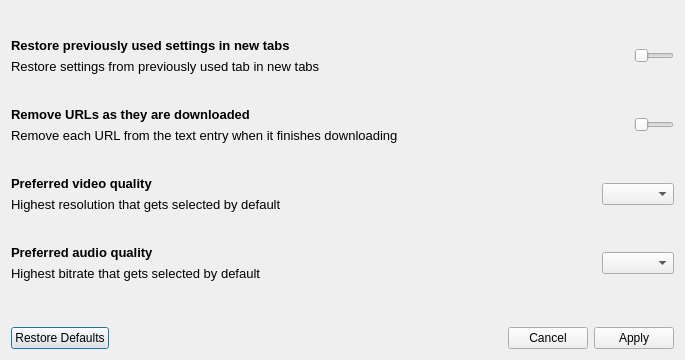
This is src/designer/preferences_dialog.ui in markop404/media-downloader as Qt 5 draws it before an edit. The edited form follows.
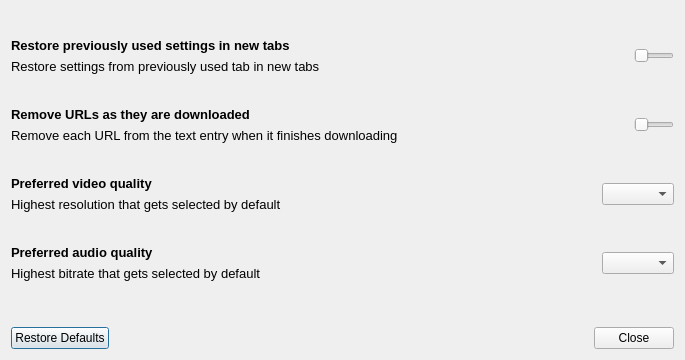
This is the edited form.

The edit to the form file:
```diff
--- a/src/designer/preferences_dialog.ui
+++ b/src/designer/preferences_dialog.ui
@@ -403,7 +403,7 @@
    <item>
     <widget class="QDialogButtonBox" name="buttonBox">
      <property name="standardButtons">
-      <set>QDialogButtonBox::StandardButton::Apply|QDialogButtonBox::StandardButton::Cancel|QDialogButtonBox::StandardButton::RestoreDefaults</set>
+      <set>QDialogButtonBox::StandardButton::Close|QDialogButtonBox::StandardButton::RestoreDefaults</set>
      </property>
     </widget>
    </item>
```
